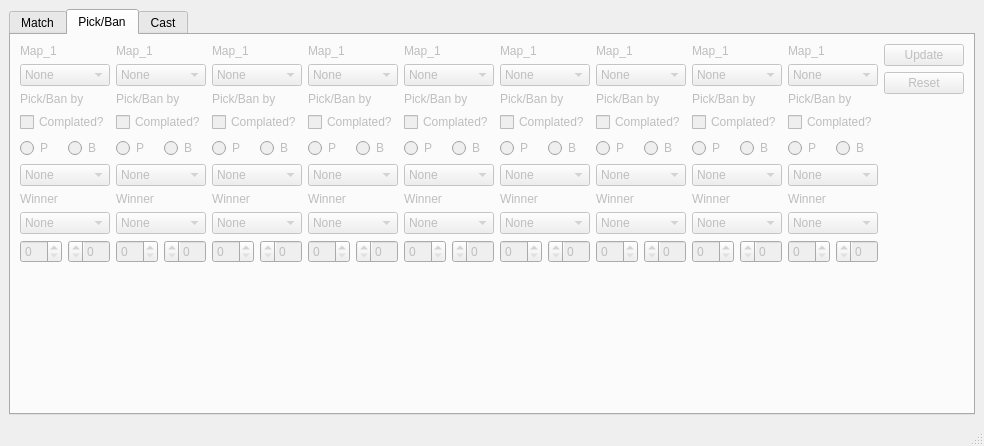
This is mainwindow.ui in Krutix/ORCs-SBT as Qt 5 draws it before an edit. The edited form follows.
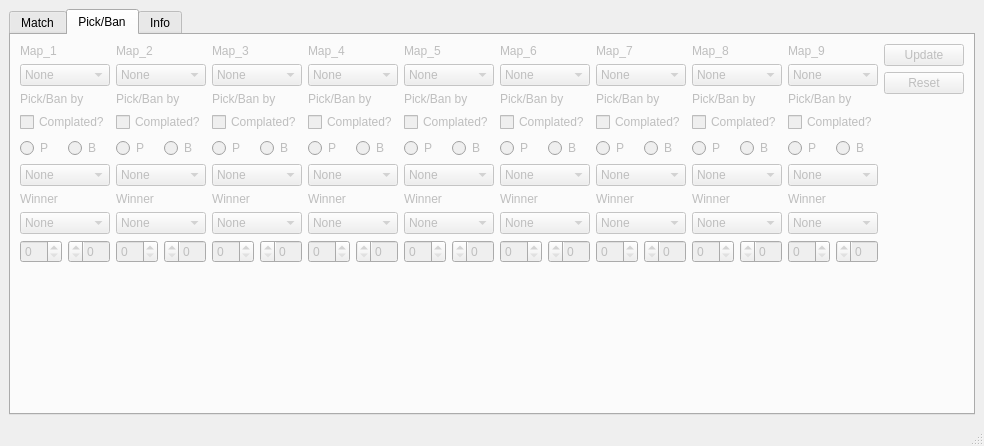
This is the edited form. The open tabs and pages were chosen to show the change.

Commit message: UI 4: team logo

Patch:
```diff
--- a/mainwindow.ui
+++ b/mainwindow.ui
@@ -1331,7 +1331,7 @@
           <item>
            <widget class="QLabel" name="label_map_2">
             <property name="text">
-             <string>Map_1</string>
+             <string>Map_2</string>
             </property>
            </widget>
           </item>
@@ -1486,7 +1486,7 @@
           <item>
            <widget class="QLabel" name="label_map_3">
             <property name="text">
-             <string>Map_1</string>
+             <string>Map_3</string>
             </property>
            </widget>
           </item>
@@ -1641,7 +1641,7 @@
           <item>
            <widget class="QLabel" name="label_map_4">
             <property name="text">
-             <string>Map_1</string>
+             <string>Map_4</string>
             </property>
            </widget>
           </item>
@@ -1796,7 +1796,7 @@
           <item>
            <widget class="QLabel" name="label_map_5">
             <property name="text">
-             <string>Map_1</string>
+             <string>Map_5</string>
             </property>
            </widget>
           </item>
@@ -1951,7 +1951,7 @@
           <item>
            <widget class="QLabel" name="label_map_6">
             <property name="text">
-             <string>Map_1</string>
+             <string>Map_6</string>
             </property>
            </widget>
           </item>
@@ -2106,7 +2106,7 @@
           <item>
            <widget class="QLabel" name="label_map_7">
             <property name="text">
-             <string>Map_1</string>
+             <string>Map_7</string>
             </property>
            </widget>
           </item>
@@ -2261,7 +2261,7 @@
           <item>
            <widget class="QLabel" name="label_map_8">
             <property name="text">
-             <string>Map_1</string>
+             <string>Map_8</string>
             </property>
            </widget>
           </item>
@@ -2416,7 +2416,7 @@
           <item>
            <widget class="QLabel" name="label_map_9">
             <property name="text">
-             <string>Map_1</string>
+             <string>Map_9</string>
             </property>
            </widget>
           </item>
@@ -2604,7 +2604,7 @@
         <bool>true</bool>
        </property>
        <attribute name="title">
-        <string>Cast</string>
+        <string>Info</string>
        </attribute>
        <layout class="QHBoxLayout" name="horizontalLayout_24">
         <item>
```
Left out of the diff: 16 changed lines with no effect on the pictures. The commit also changes 5 other files.
